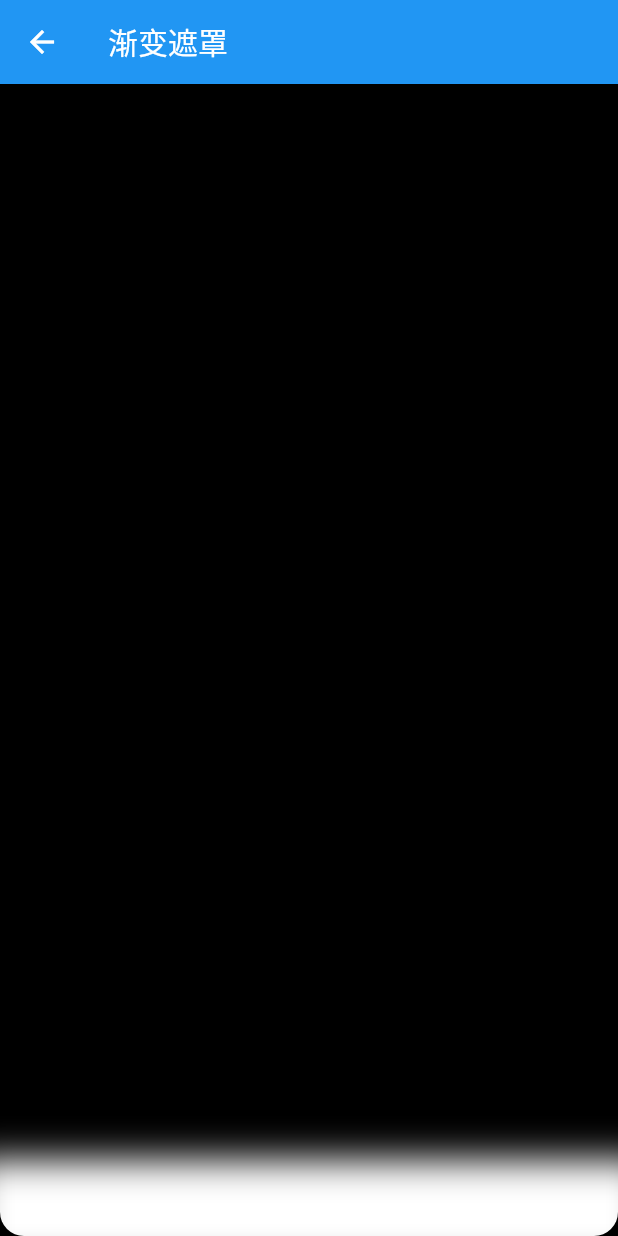
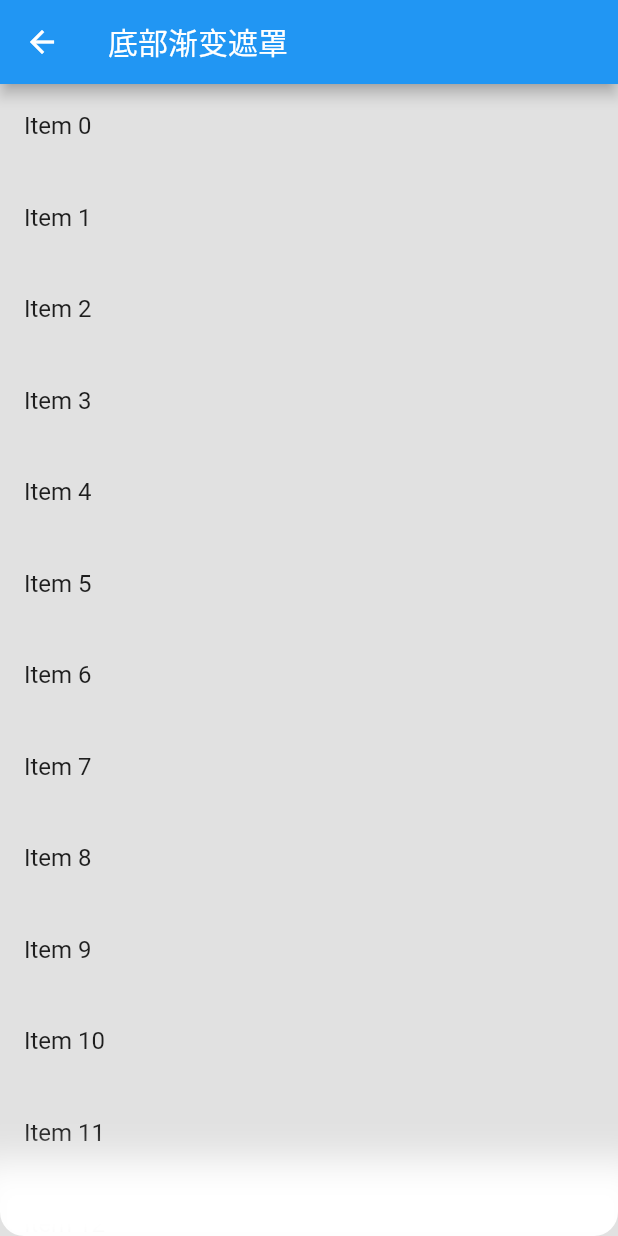
Before and after one commit to Code-Yeong/FLutterDemo, a Flutter app: the CoverFilter screen opened directly, on a phone screen of 412 x 824 dp. Run offline on Flutter 3.47's test engine with Material 2 defaults, Android fonts, the phone set to English and light mode, and no system bars; our stand-ins replace webview_flutter.

Commit message:
更新部分内容

```diff
--- a/lib/cover_filter/cover_filter.dart
+++ b/lib/cover_filter/cover_filter.dart
@@ -7,15 +7,27 @@ class CoverFilter extends StatelessWidget {
     return SafeArea(
       child: Scaffold(
         appBar: AppBar(
-          title: Text('渐变遮罩'),
+          title: Text('底部渐变遮罩'),
         ),
         body: Stack(
           alignment: Alignment.center,
           children: <Widget>[
             Positioned(
               child: Container(
-                color: Colors.black,
-                height: double.infinity,
+                color: Colors.black.withOpacity(0.1),
+                child: ListView.separated(
+                  itemBuilder: (context, index) {
+                    return ListTile(
+                      title: Text("Item ${index++}"),
+                    );
+                  },
+                  separatorBuilder: (context, index) {
+                    return SizedBox(
+                      height: 5.0,
+                    );
+                  },
+                  itemCount: 20,
+                ),
               ),
             ),
             Positioned(
--- a/lib/cover_filter/gradient_widget.dart
+++ b/lib/cover_filter/gradient_widget.dart
@@ -35,7 +35,11 @@ class GradientMaskWidget extends StatelessWidget {
   final double radius;
   final Color color;
 
-  GradientMaskWidget({this.height = 32.0, this.radius = 16.0, this.color = Colors.white});
+  GradientMaskWidget({
+    this.height = 32.0,
+    this.radius = 16.0,
+    this.color = Colors.white,
+  });
 
   @override
   Widget build(BuildContext context) {
--- a/lib/main.dart
+++ b/lib/main.dart
@@ -1,5 +1,5 @@
 import 'package:flutter/material.dart';
-import 'package:flutter_demo/AnimatedList/animated_list.dart';
+import 'package:flutter_demo/AnimatedList/animated_list_page.dart';
 import 'package:flutter_demo/banner/banners.dart';
 import 'package:flutter_demo/cache/cache_manager_page.dart';
 import 'package:flutter_demo/change_role_widget/anim_change_role.dart';
```
Also changed, not shown: lib/AnimatedList/animated_list_page.dart (renamed from lib/AnimatedList/animated_list.dart, +9 -0 lines), lib/directionality/directionality_page.dart (+7 -2 lines).
